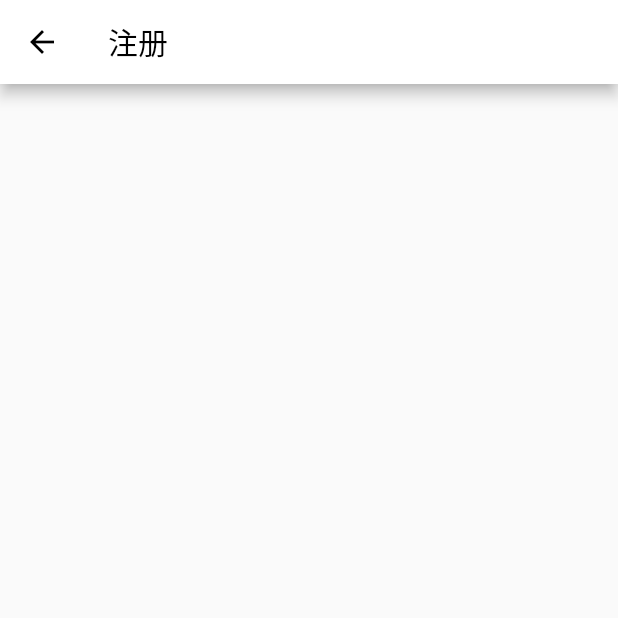
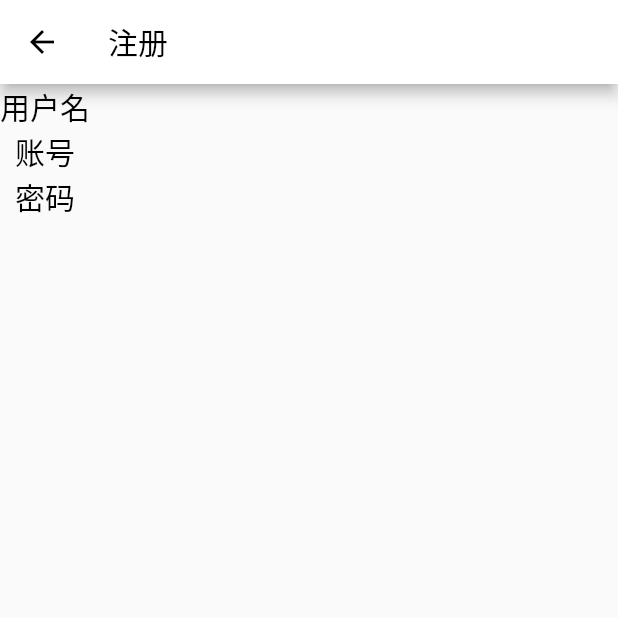
Before and after one commit to LryIII/zhihu_news, a Flutter app: the RegisterPage screen opened directly, on a phone screen of 412 x 824 dp, the top half of it. Run offline on Flutter 3.47's test engine with Material 2 defaults, Android fonts, the phone set to English and light mode, and no system bars; our stand-ins replace flutter_swiper_null_safety, pull_to_refresh, webview_flutter; network calls fail.

Commit message:
add: a simple and fake layout of registerPage
只是试一下，学一下Git

```diff
--- a/lib/routes/register.dart
+++ b/lib/routes/register.dart
@@ -27,6 +27,31 @@ class _RegisterPageState extends State<RegisterPage> {
           ),
         ),
       ),
+      body: Column(
+        children: const [
+          Text(
+            "用户名",
+            style: TextStyle(
+              fontSize: 20.0,
+              color: Colors.black,
+            ),
+          ),
+          Text(
+             "账号",
+            style: TextStyle(
+              fontSize: 20.0,
+              color: Colors.black,
+            ),
+          ),
+          Text(
+             "密码",
+            style: TextStyle(
+              fontSize: 20.0,
+              color: Colors.black,
+            ),
+          ),
+        ],
+      ),
     );
   }
 }
```
